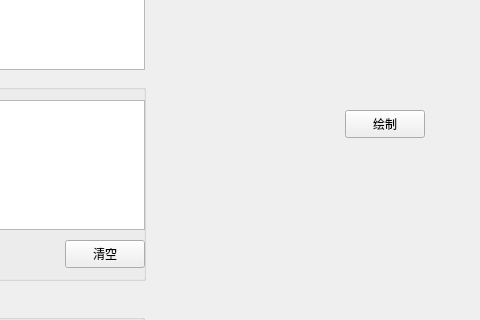
Old version of the form mainwindow.ui in the repository SkyNetX007/MonitorServer; both pictures show x 335 to 815 and y 190 to 510 of the 960 by 638 pixel window.
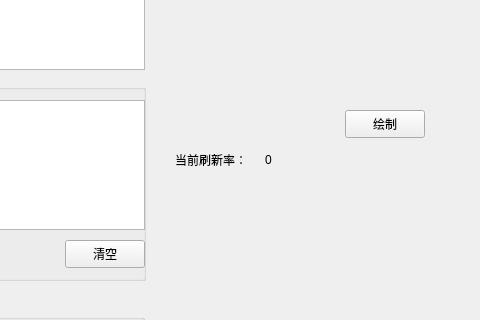
New version of the form. Custom widgets are drawn as their Qt base class.

Commit message: Add image recieve temporarily

Diff of the .ui file:
```diff
--- a/mainwindow.ui
+++ b/mainwindow.ui
@@ -283,6 +283,45 @@
      <string>绘制</string>
     </property>
    </widget>
+   <widget class="QLabel" name="rateLabel">
+    <property name="geometry">
+     <rect>
+      <x>600</x>
+      <y>340</y>
+      <width>41</width>
+      <height>20</height>
+     </rect>
+    </property>
+    <property name="text">
+     <string>0</string>
+    </property>
+   </widget>
+   <widget class="QLabel" name="rateLabel_tag">
+    <property name="geometry">
+     <rect>
+      <x>510</x>
+      <y>340</y>
+      <width>81</width>
+      <height>20</height>
+     </rect>
+    </property>
+    <property name="text">
+     <string>当前刷新率：</string>
+    </property>
+   </widget>
+   <widget class="QLabel" name="cameraView">
+    <property name="geometry">
+     <rect>
+      <x>510</x>
+      <y>380</y>
+      <width>271</width>
+      <height>191</height>
+     </rect>
+    </property>
+    <property name="text">
+     <string/>
+    </property>
+   </widget>
   </widget>
   <widget class="QMenuBar" name="menubar">
    <property name="geometry">
```
The commit also changes 2 other files.
